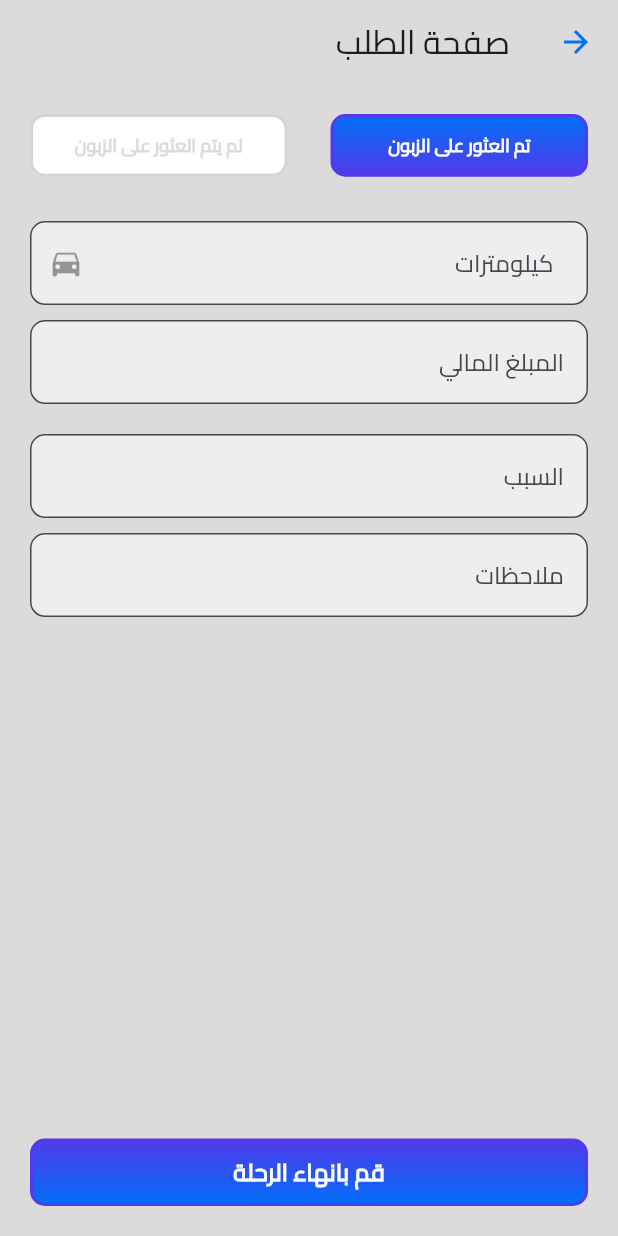
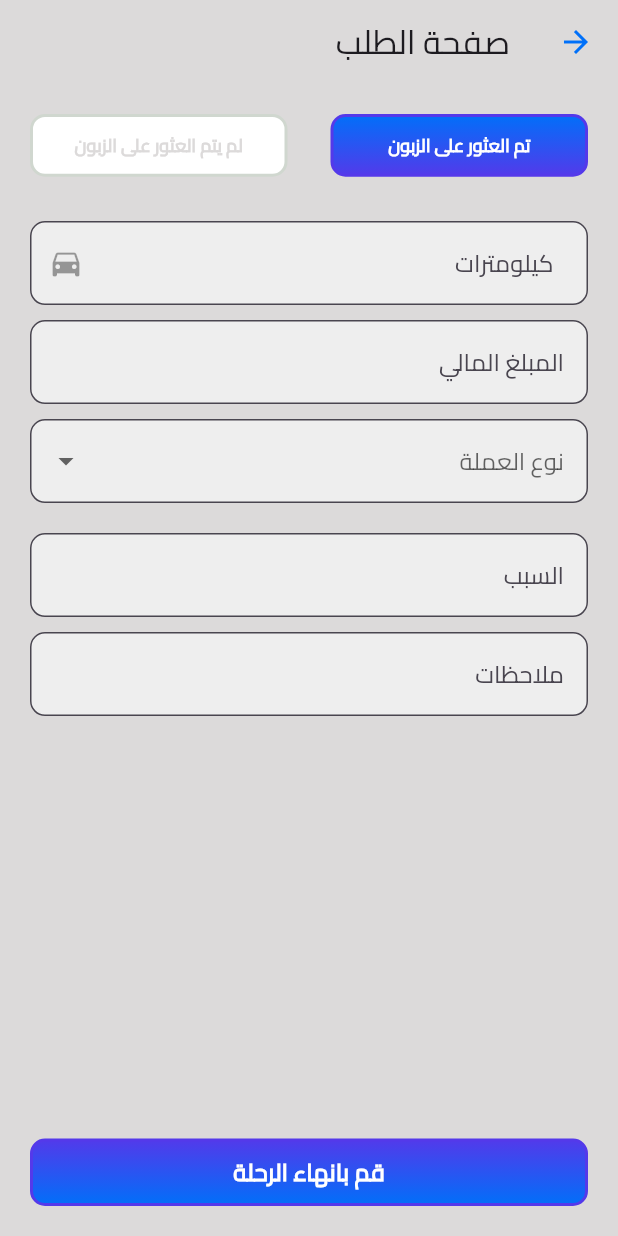
Before and after one commit to laith-mogajadamy/StarTaxiDriver, a Flutter app: the Order screen opened directly, after a tap on "قم بانهاء الرحلة", on a phone screen of 412 x 824 dp. Run offline on Flutter 3.47's test engine with Material 3 defaults, Android fonts, the phone set to English and light mode, and no system bars; our stand-ins replace firebase_core, firebase_messaging, flutter_local_notifications, flutter_screenutil, geolocator, get and 4 more; accounts and stored records are empty.

Commit message:
fix code

```diff
--- a/lib/location/location.dart
+++ b/lib/location/location.dart
@@ -73,7 +73,13 @@ class LocationService {
   }
 
   // دالة لإنهاء إرسال الموقع وإرسال البيانات النهائية
-  static Future<void> EndsendLocationToDataBase(double kilometers,String notes,String reason,String additional) async {
+  static Future<void> EndsendLocationToDataBase(
+    double kilometers,
+    double additional,
+    String coin,
+    String notes,
+    String reason,
+  ) async {
     SharedPreferences prefs = await SharedPreferences.getInstance();
     var request_id = prefs.getString('request_id');
     var token = prefs.getString('token');
@@ -88,9 +94,10 @@ class LocationService {
         'distance': kilometers,
         'end_latitude': double.parse(position.latitude.toString()),
         'end_longitude': double.parse(position.longitude.toString()),
-        'notes':notes,
-        'additional':additional,
-        'reason':reason,
+        'notes': notes,
+        'additional_amount': additional,
+        'reason': reason,
+        'coin': coin,
       };
 
       final response = await http.post(
@@ -109,6 +116,8 @@ class LocationService {
         log('تم ايقاف الارسال ');
         Get.off(() => const MainScreen());
       } else {
+        print(coin);
+        print(additional);
         log('فشل في إرسال بيانات الموقع. الرمز الحالة: ${response.statusCode}');
         log('فشل في إرسال بيانات الموقع. الرمز الحالة: ${response.body}');
       }
--- a/lib/view/screen/order.dart
+++ b/lib/view/screen/order.dart
@@ -19,6 +19,14 @@ class Order extends StatefulWidget {
 }
 
 class _OrderState extends State<Order> {
+  final Map<String, String> currencyMap = {
+    'السوري': 'SYP',
+    'التركي': 'TL',
+    'الدولار': 'USD',
+  };
+
+  String? selectedCurrency;
+  String? selectedCurrencyValue;
   bool _isOnDuty = true;
   double _price = 0.0;
   final TextEditingController _kilometersController = TextEditingController();
@@ -173,6 +181,7 @@ class _OrderState extends State<Order> {
             const SizedBox(height: 10),
             // حقل إدخال المعلومات الإضافية
             TextField(
+              keyboardType: TextInputType.number,
               controller: _additionalController,
               decoration: InputDecoration(
                 hintText: 'المبلغ المالي',
@@ -183,6 +192,31 @@ class _OrderState extends State<Order> {
                 filled: true,
                 fillColor: Colors.grey[200],
               ),
+            ),
+            const SizedBox(height: 10),
+            DropdownButtonFormField<String>(
+              decoration: InputDecoration(
+                hintText: 'نوع العملة',
+                border: OutlineInputBorder(
+                  borderRadius: BorderRadius.circular(10),
+                  borderSide: const BorderSide(color: Colors.black12),
+                ),
+                filled: true,
+                fillColor: Colors.grey[200],
+              ),
+              value: selectedCurrency,
+              items: currencyMap.keys.map((String currency) {
+                return DropdownMenuItem<String>(
+                  value: currency,
+                  child: Text(currency),
+                );
+              }).toList(),
+              onChanged: (String? newValue) {
+                setState(() {
+                  selectedCurrency = newValue;
+                  selectedCurrencyValue = currencyMap[newValue];
+                });
+              },
             ),
             const SizedBox(height: 20),
             // حقل إدخال السبب
@@ -219,12 +253,18 @@ class _OrderState extends State<Order> {
               onPressed: () {
                 double kilometers =
                     double.tryParse(_kilometersController.text) ?? 1.0;
+                double additional = double.tryParse(_additionalController.text.trim()) ?? 0.0;
+                String coin = selectedCurrencyValue ?? 'SYP';
                 String reason = _reasonController.text.trim();
-                String additional = _additionalController.text.trim();
                 String notes = _notesController.text.trim();
 
                 LocationService.EndsendLocationToDataBase(
-                    kilometers, reason, additional, notes);
+                  kilometers,
+                  additional,
+                  coin,
+                  reason,
+                  notes,
+                );
 
                 _kilometersController.clear();
                 _reasonController.clear();
--- a/lib/view/screen/orders_main.dart
+++ b/lib/view/screen/orders_main.dart
@@ -665,7 +665,7 @@ class _NotificationsState extends State<Notifications> {
                                 title: Text(
                                   "اسم الزبون: ${data['name'].toString()}",
                                   style: const TextStyle(
-                                    color: Colors.white,
+                                    // color: Colors.black,
                                     fontSize: 16.0,
                                   ),
                                   // textDirection: TextDirection.rtl,
@@ -677,28 +677,28 @@ class _NotificationsState extends State<Notifications> {
                                       text:
                                           "رقم الزبون: ${data['phone_number'].toString()}",
                                       alignment: Alignment.centerRight,
-                                      color: Colors.white,
+                                      color: Colors.black,
                                       fontSize: 16.0,
                                     ),
                                     CustomText(
                                       text:
                                           "موقع الزبون: ${data['customer_address'].toString()}",
                                       alignment: Alignment.centerRight,
-                                      color: Colors.white,
+                                      color: Colors.black,
                                       fontSize: 16.0,
                                     ),
                                     CustomText(
                                       text:
                                           "الوجهة المراد الذهاب إليها : ${data['destination_address'].toString()}",
                                       alignment: Alignment.centerRight,
-                                      color: Colors.white,
+                                      color: Colors.black,
                                       fontSize: 16.0,
                                     ),
                                     CustomText(
                                       text:
                                           "نوع الرحلة: ${data['type'].toString()}",
                                       alignment: Alignment.centerRight,
-                                      color: Colors.white,
+                                      color: Colors.black,
                                       fontSize: 16.0,
                                     ),
                                   ],
```
